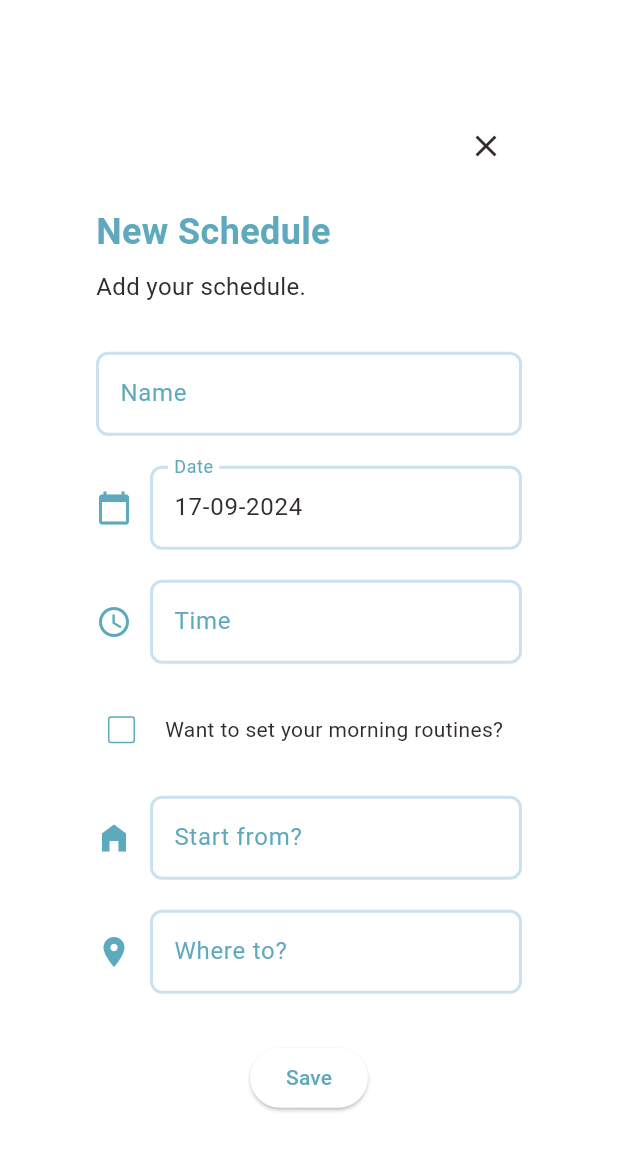
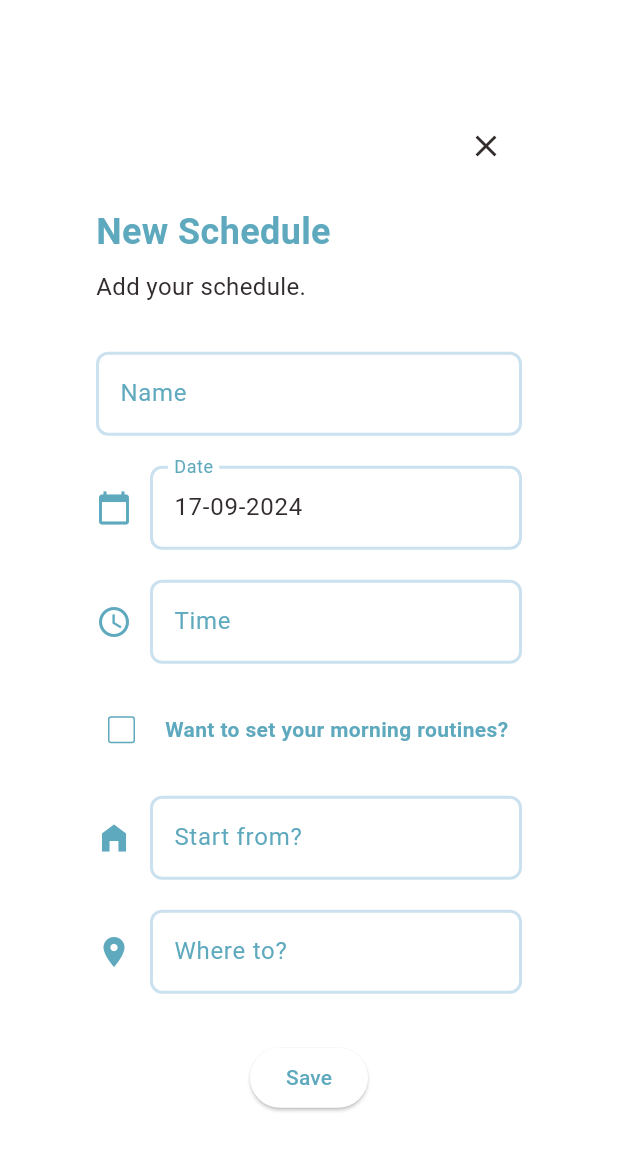
Before and after one commit to Erxical/etalert, a Flutter app: the ScheduleDialog widget shown alone on an empty page, opened directly with empty values, on a phone screen of 412 x 824 dp. Shown: the top 1151 px of the screen. Run offline on Flutter 3.47's test engine with Material 3 defaults, Android fonts, the phone set to English and light mode, and no system bars; drawn by our look-alikes of dynamic_color; our stand-ins replace dio, flutter_dotenv, flutter_local_notifications, flutter_riverpod, flutter_typeahead, geocoding and 6 more; missing offline and left inert: alarm; accounts and stored records are empty.

```diff
--- a/lib/components/custom_schedule_dialog.dart
+++ b/lib/components/custom_schedule_dialog.dart
@@ -24,7 +24,7 @@ class _ScheduleDialogState extends State<ScheduleDialog> {
   TextEditingController timeController = TextEditingController();
   TextEditingController locationController = TextEditingController();
   TextEditingController originLocationController = TextEditingController();
-  bool? isChecked = false;
+  bool isChecked = false;
   late SelectedLocation originLocation;
   late SelectedLocation destinationLocation;
 
@@ -173,7 +173,7 @@ class _ScheduleDialogState extends State<ScheduleDialog> {
                     value: isChecked,
                     onChanged: (value) {
                       setState(() {
-                        isChecked = value;
+                        isChecked = value!;
                       });
                     },
                     activeColor: Theme.of(context).colorScheme.primary,
@@ -182,8 +182,14 @@ class _ScheduleDialogState extends State<ScheduleDialog> {
                   ),
                 ),
                 const SizedBox(width: 12),
-                const Expanded(
-                    flex: 7, child: Text('Want to set your morning routines?')),
+                Expanded(
+                    flex: 7,
+                    child: Text(
+                      'Want to set your morning routines?',
+                      style: TextStyle(
+                          color: Theme.of(context).colorScheme.primary,
+                          fontWeight: FontWeight.w600),
+                    )),
               ],
             ),
             const SizedBox(height: 20),
@@ -286,6 +292,7 @@ class _ScheduleDialogState extends State<ScheduleDialog> {
                       'name': taskName,
                       'date': dateString,
                       'time': time,
+                      'isChecked': isChecked,
                       'location': location,
                       'originLocation': originLocationController.text,
                       'originLatitude': originLocation.selectedLatLng?.latitude,
```
Also changed, not shown: lib/screens/calendar.dart (+25 -33 lines).
